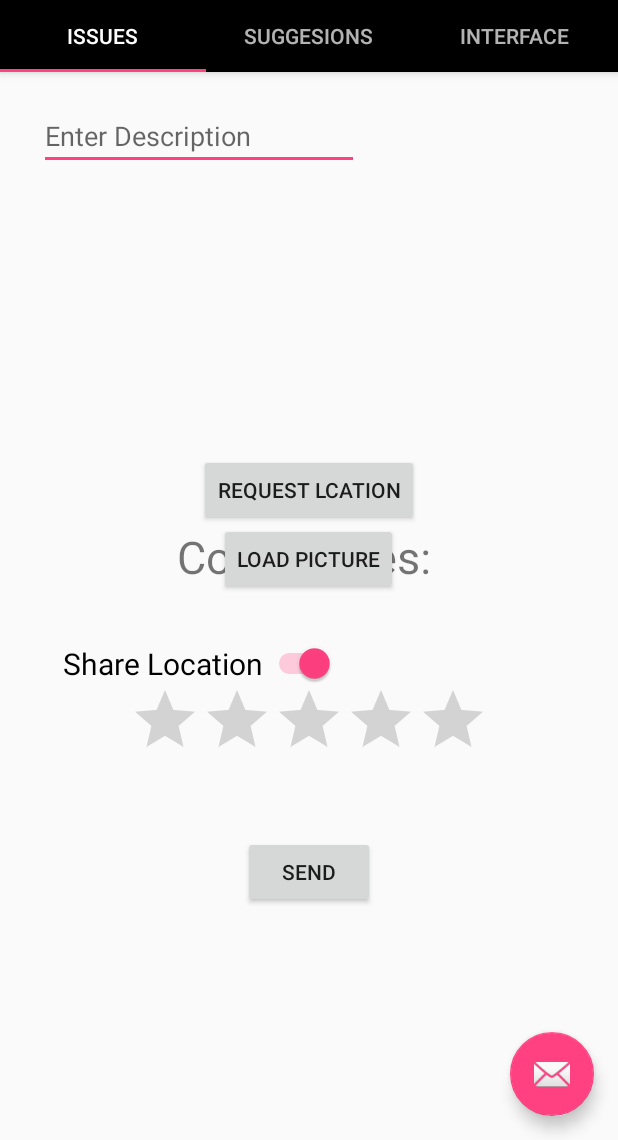
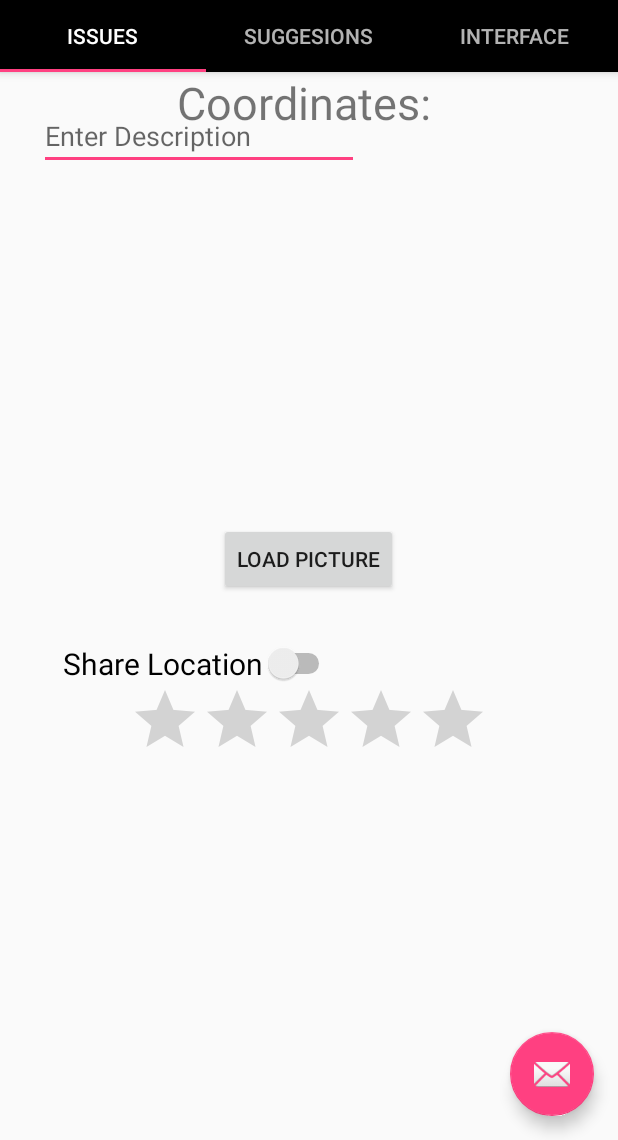
Before and after one commit to TineshShah/T_tabbed1, an Android app: the screen it shows after launch (TabTin), on a phone screen of 412 x 824 dp, the part 96-1236 px from its top. Run offline under Robolectric (Android 15) with nearby library versions, the phone set to English and light mode, and no system bars; our stand-ins replace Volley; libraries missing offline, so code that uses them is left out: me.toptas.fancyshowcase; 1 statement that could not run was skipped.

Commit message:
switch with code to request location permit ,get coorodinates and convert to address and assign value to editiew in tab1

```diff
--- a/app/build.gradle
+++ b/app/build.gradle
@@ -27,6 +27,6 @@ dependencies {
     compile 'com.android.support:appcompat-v7:25.3.1'
     compile 'com.android.support:design:25.3.1'
     testCompile 'junit:junit:4.12'
-    compile 'com.github.faruktoptas:FancyShowCaseView:0.1.0'
-
+    compile 'com.github.faruktoptas:FancyShowCaseView:0.1.0' //for showcase
+    compile 'com.mcxiaoke.volley:library:1.0.19' //for networking for conveting gps to address
 }
--- a/app/src/main/java/com/example/tinesh/t_tabbed/Tab1.java
+++ b/app/src/main/java/com/example/tinesh/t_tabbed/Tab1.java
@@ -6,15 +6,27 @@ import android.support.annotation.Nullable;
 import android.view.LayoutInflater;
 import android.view.View;
 import android.view.ViewGroup;
+import android.widget.TextView;
 
 /**
  * Created by Tinesh on 5/29/2017.
  */
 
 public class Tab1 extends Fragment {
+    TextView mTextView;
     @Nullable
     @Override
     public View onCreateView(LayoutInflater inflater, @Nullable ViewGroup container, Bundle savedInstanceState) {
-        return inflater.inflate(R.layout.tab1,container,false);
+
+        View view=inflater.inflate(R.layout.tab1,container,false);
+
+        return view;
     }
+   /* public void setTextViewText(String value){
+        TextView textView = (TextView) getView().findViewById(R.id.textView1);
+        textView.setText(value);
+    }
+    public TextView getTextView1(){
+        return mTextView;
+    }*/
 }
--- a/app/src/main/res/layout/activity_tab_tin.xml
+++ b/app/src/main/res/layout/activity_tab_tin.xml
@@ -36,7 +36,7 @@
     <android.support.v4.view.ViewPager
         android:id="@+id/container"
         android:layout_width="wrap_content"
-        android:layout_height="557dp"
+        android:layout_height="match_parent"
         app:layout_behavior="@string/appbar_scrolling_view_behavior" />
 
     <android.support.design.widget.FloatingActionButton
--- a/app/src/main/res/layout/fragment_tab_tin.xml
+++ b/app/src/main/res/layout/fragment_tab_tin.xml
@@ -13,4 +13,5 @@
         android:layout_width="wrap_content"
         android:layout_height="wrap_content" />
 
+
 </RelativeLayout>
--- a/app/src/main/res/layout/tab1.xml
+++ b/app/src/main/res/layout/tab1.xml
@@ -39,13 +39,14 @@
         android:id="@+id/sharelocation"
         android:layout_width="wrap_content"
         android:layout_height="wrap_content"
-        android:checked="true"
+        android:checked="false"
         android:text="Share Location"
         android:textSize="20sp"
         android:layout_marginTop="32dp"
         android:layout_marginStart="16dp"
         android:layout_below="@+id/buttonLoadPicture"
-        android:layout_alignStart="@+id/editText4" />
+        android:layout_alignStart="@+id/editText4"
+        android:onClick="switchOn"/>
 
     <EditText
         android:id="@+id/editText4"
@@ -72,17 +73,16 @@
         android:layout_height="wrap_content"
         android:text="Coordinates: "
         android:textSize="30sp"
-        android:id="@+id/textView"
-        android:layout_below="@+id/button"
+        android:id="@+id/textView1"
         android:layout_alignParentLeft="true"
         android:layout_alignParentStart="true" />
-    <Button
+   <!-- <Button
         android:layout_width="wrap_content"
         android:layout_height="wrap_content"
         android:text="Request Lcation"
-
-        android:id="@+id/button"
-        android:layout_centerVertical="true"
-        android:layout_centerHorizontal="true" />
+        android:onClick="loadpermission"
+        android:id="@+id/buttonlocation"
+        android:layout_below="@+id/imgView"
+        android:layout_alignStart="@+id/imgView" />-->
 
 </RelativeLayout>
```
Also changed, not shown: app/src/main/java/com/example/tinesh/t_tabbed/TabTin.java (+101 -54 lines).
